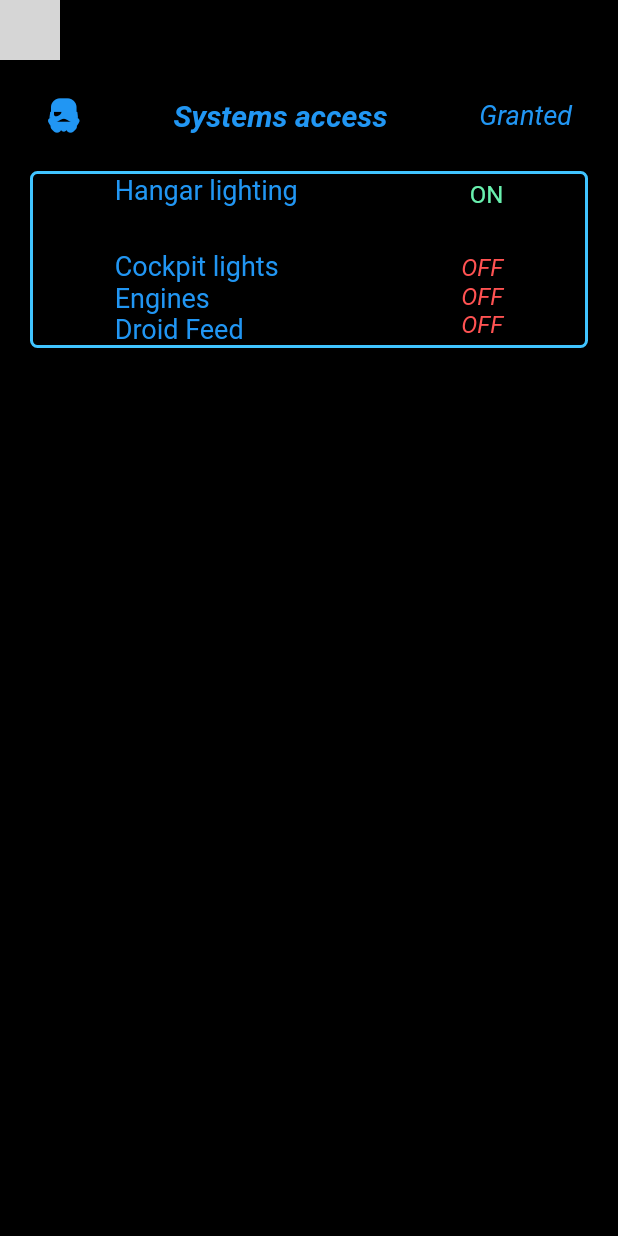
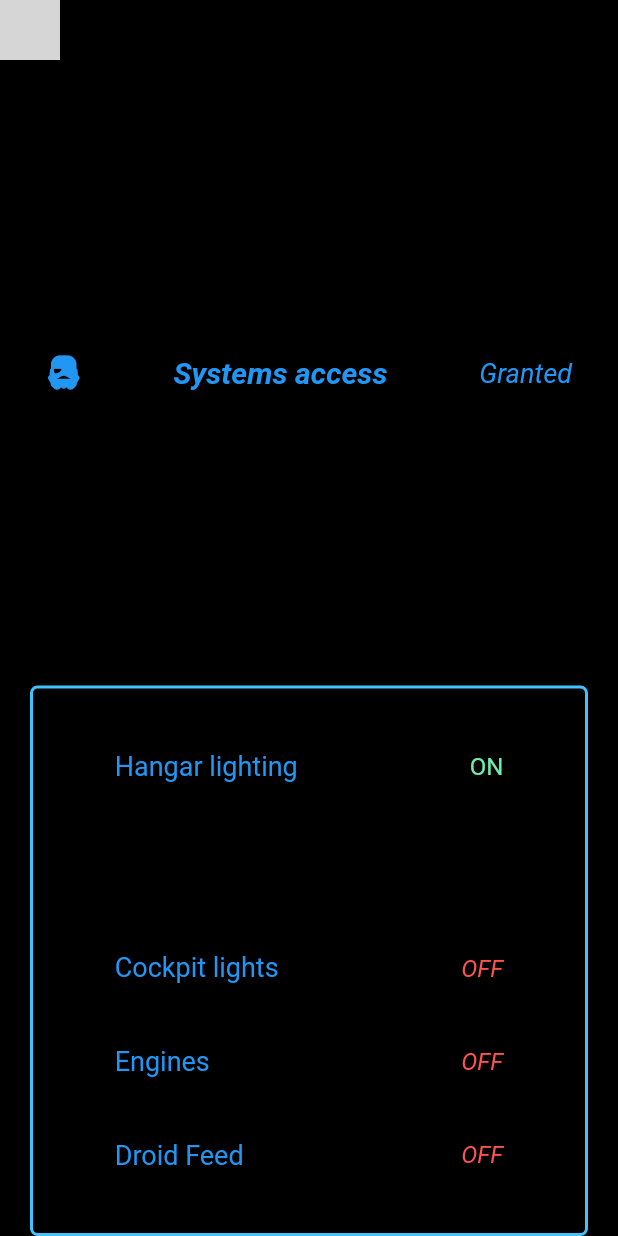
Before and after one commit to guillaumemaiano/xwing-commander, a Flutter app: the screen it shows after launch, on a phone screen of 412 x 824 dp. Run offline on Flutter 3.47's test engine with Material 2 defaults, Android fonts, the phone set to English and light mode, and no system bars; missing offline and left inert: flutter_statusbarcolor; network calls fail; Roboto replaces fonts that are missing (Raleway); grey boxes are pictures that could not be loaded.

Commit message:
Looks nicer

```diff
--- a/lib/main.dart
+++ b/lib/main.dart
@@ -39,7 +39,8 @@ class MyApp extends StatelessWidget {
               ],
             ),
             SizedBox(height: 25),
-            Row(
+        Expanded( child:
+        Row(
               mainAxisAlignment: MainAxisAlignment.spaceAround,
               children: <Widget>[
                 Icon(StarWarsFreeIcons.star_wars_storm_trooper, color: Colors.blue,),
@@ -61,8 +62,10 @@ class MyApp extends StatelessWidget {
                       fontStyle: FontStyle.italic),
                 ),
               ],
-            ), // General Status
+            ),
+        ),// General Status
             SizedBox(height: 25),
+        Expanded( child:
             Container(
               margin: const EdgeInsets.only(left: 20.0, right: 20.0),
               decoration: BoxDecoration(
@@ -162,6 +165,7 @@ class MyApp extends StatelessWidget {
                 ],
               ), // Systems Status Display
             ),
+        ),
           ],
         ),
       ),
```
